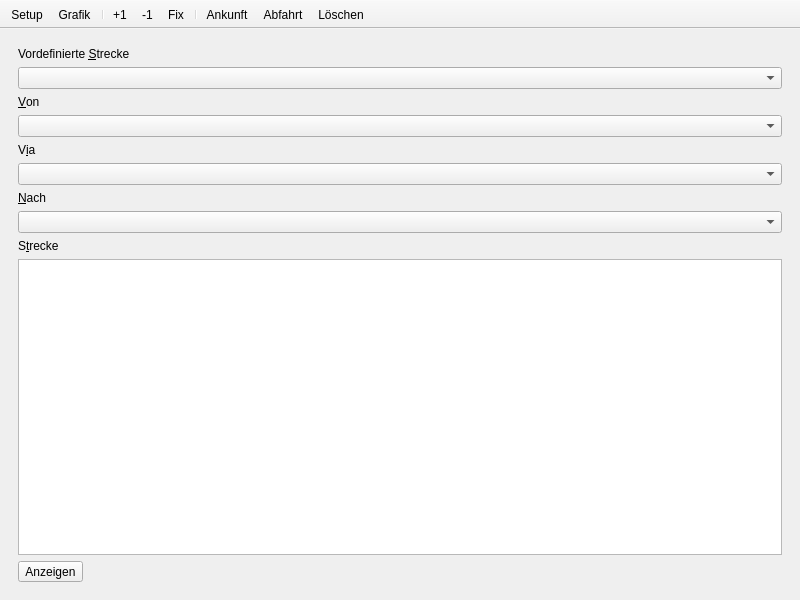
Old version of the form stskit/qt/bildfahrplan.ui in the repository topological-state/stskit.
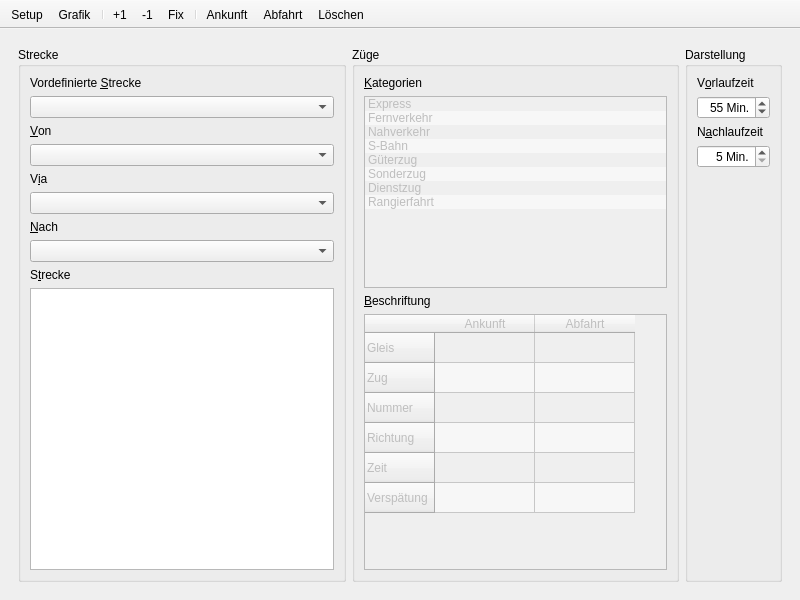
New version of the form. The open tabs and pages were chosen to show the change. Icons and pictures are not drawn.

```diff
--- a/stskit/qt/bildfahrplan.ui
+++ b/stskit/qt/bildfahrplan.ui
@@ -21,9 +21,17 @@
        <number>1</number>
       </property>
       <widget class="QWidget" name="settings_page">
+       <layout class="QHBoxLayout" name="horizontalLayout_3">
+        <item>
        <layout class="QHBoxLayout" name="horizontalLayout_2">
         <item>
-         <layout class="QVBoxLayout" name="settings_layout">
+           <widget class="QGroupBox" name="strecke_group">
+            <property name="title">
+             <string>Strecke</string>
+            </property>
+            <layout class="QVBoxLayout" name="verticalLayout_4">
+             <item>
+              <layout class="QVBoxLayout" name="strecke_layout">
           <item>
            <widget class="QLabel" name="vordefiniert_label">
             <property name="text">
@@ -91,22 +99,361 @@
             <property name="alternatingRowColors">
              <bool>true</bool>
             </property>
-           </widget>
-          </item>
+                 <property name="selectionBehavior">
+                  <enum>QAbstractItemView::SelectRows</enum>
+                 </property>
+                </widget>
+               </item>
+              </layout>
+             </item>
+            </layout>
+           </widget>
+          </item>
           <item>
-           <widget class="QToolButton" name="display_button">
+           <widget class="QGroupBox" name="zuege_group">
+            <property name="title">
+             <string>Züge</string>
+            </property>
+            <layout class="QVBoxLayout" name="verticalLayout_7">
+             <item>
+              <layout class="QVBoxLayout" name="zuege_layout">
+               <item>
+                <widget class="QLabel" name="kategorien_label">
+                 <property name="text">
+                  <string>&amp;Kategorien</string>
+                 </property>
+                 <property name="buddy">
+                  <cstring>kategorien_list</cstring>
+                 </property>
+                </widget>
+               </item>
+               <item>
+                <widget class="QListWidget" name="kategorien_list">
+                 <property name="enabled">
+                  <bool>false</bool>
+                 </property>
             <property name="sizePolicy">
-             <sizepolicy hsizetype="Fixed" vsizetype="Fixed">
+                  <sizepolicy hsizetype="Expanding" vsizetype="Preferred">
               <horstretch>0</horstretch>
               <verstretch>0</verstretch>
              </sizepolicy>
             </property>
+                 <property name="alternatingRowColors">
+                  <bool>true</bool>
+                 </property>
+                 <property name="selectionBehavior">
+                  <enum>QAbstractItemView::SelectRows</enum>
+                 </property>
+                 <item>
             <property name="text">
-             <string>Anzeigen</string>
-            </property>
-            <property name="toolButtonStyle">
-             <enum>Qt::ToolButtonTextBesideIcon</enum>
-            </property>
+                   <string>Express</string>
+                  </property>
+                 </item>
+                 <item>
+                  <property name="text">
+                   <string>Fernverkehr</string>
+                  </property>
+                 </item>
+                 <item>
+                  <property name="text">
+                   <string>Nahverkehr</string>
+                  </property>
+                 </item>
+                 <item>
+                  <property name="text">
+                   <string>S-Bahn</string>
+                  </property>
+                 </item>
+                 <item>
+                  <property name="text">
+                   <string>Güterzug</string>
+                  </property>
+                 </item>
+                 <item>
+                  <property name="text">
+                   <string>Sonderzug</string>
+                  </property>
+                 </item>
+                 <item>
+                  <property name="text">
+                   <string>Dienstzug</string>
+                  </property>
+                 </item>
+                 <item>
+                  <property name="text">
+                   <string>Rangierfahrt</string>
+                  </property>
+                 </item>
+                </widget>
+               </item>
+               <item>
+                <widget class="QLabel" name="beschriftung_label">
+                 <property name="text">
+                  <string>&amp;Beschriftung</string>
+                 </property>
+                 <property name="buddy">
+                  <cstring>beschriftung_table</cstring>
+                 </property>
+                </widget>
+               </item>
+               <item>
+                <widget class="QTableWidget" name="beschriftung_table">
+                 <property name="enabled">
+                  <bool>false</bool>
+                 </property>
+                 <property name="alternatingRowColors">
+                  <bool>true</bool>
+                 </property>
+                 <property name="selectionMode">
+                  <enum>QAbstractItemView::NoSelection</enum>
+                 </property>
+                 <row>
+                  <property name="text">
+                   <string>Gleis</string>
+                  </property>
+                 </row>
+                 <row>
+                  <property name="text">
+                   <string>Zug</string>
+                  </property>
+                 </row>
+                 <row>
+                  <property name="text">
+                   <string>Nummer</string>
+                  </property>
+                 </row>
+                 <row>
+                  <property name="text">
+                   <string>Richtung</string>
+                  </property>
+                 </row>
+                 <row>
+                  <property name="text">
+                   <string>Zeit</string>
+                  </property>
+                 </row>
+                 <row>
+                  <property name="text">
+                   <string>Verspätung</string>
+                  </property>
+                 </row>
+                 <column>
+                  <property name="text">
+                   <string>Ankunft</string>
+                  </property>
+                 </column>
+                 <column>
+                  <property name="text">
+                   <string>Abfahrt</string>
+                  </property>
+                 </column>
+                 <item row="0" column="0">
+                  <property name="text">
+                   <string/>
+                  </property>
+                  <property name="checkState">
+                   <enum>Unchecked</enum>
+                  </property>
+                  <property name="flags">
+                   <set>ItemIsUserCheckable|ItemIsEnabled</set>
+                  </property>
+                 </item>
+                 <item row="0" column="1">
+                  <property name="text">
+                   <string/>
+                  </property>
+                  <property name="checkState">
+                   <enum>Unchecked</enum>
+                  </property>
+                  <property name="flags">
+                   <set>ItemIsUserCheckable|ItemIsEnabled</set>
+                  </property>
+                 </item>
+                 <item row="1" column="0">
+                  <property name="text">
+                   <string/>
+                  </property>
+                  <property name="checkState">
+                   <enum>Unchecked</enum>
+                  </property>
+                  <property name="flags">
+                   <set>ItemIsUserCheckable|ItemIsEnabled</set>
+                  </property>
+                 </item>
+                 <item row="1" column="1">
+                  <property name="text">
+                   <string/>
+                  </property>
+                  <property name="checkState">
+                   <enum>Unchecked</enum>
+                  </property>
+                  <property name="flags">
+                   <set>ItemIsUserCheckable|ItemIsEnabled</set>
+                  </property>
+                 </item>
+                 <item row="2" column="0">
+                  <property name="flags">
+                   <set>ItemIsUserCheckable|ItemIsEnabled</set>
+                  </property>
+                 </item>
+                 <item row="3" column="0">
+                  <property name="text">
+                   <string/>
+                  </property>
+                  <property name="checkState">
+                   <enum>Unchecked</enum>
+                  </property>
+                  <property name="flags">
+                   <set>ItemIsUserCheckable|ItemIsEnabled</set>
+                  </property>
+                 </item>
+                 <item row="3" column="1">
+                  <property name="text">
+                   <string/>
+                  </property>
+                  <property name="checkState">
+                   <enum>Unchecked</enum>
+                  </property>
+                  <property name="flags">
+                   <set>ItemIsUserCheckable|ItemIsEnabled</set>
+                  </property>
+                 </item>
+                 <item row="4" column="0">
+                  <property name="text">
+                   <string/>
+                  </property>
+                  <property name="checkState">
+                   <enum>Unchecked</enum>
+                  </property>
+                  <property name="flags">
+                   <set>ItemIsUserCheckable|ItemIsEnabled</set>
+                  </property>
+                 </item>
+                 <item row="4" column="1">
+                  <property name="text">
+                   <string/>
+                  </property>
+                  <property name="checkState">
+                   <enum>Unchecked</enum>
+                  </property>
+                  <property name="flags">
+                   <set>ItemIsUserCheckable|ItemIsEnabled</set>
+                  </property>
+                 </item>
+                 <item row="5" column="0">
+                  <property name="text">
+                   <string/>
+                  </property>
+                  <property name="checkState">
+                   <enum>Unchecked</enum>
+                  </property>
+                  <property name="flags">
+                   <set>ItemIsUserCheckable|ItemIsEnabled</set>
+                  </property>
+                 </item>
+                 <item row="5" column="1">
+                  <property name="text">
+                   <string/>
+                  </property>
+                  <property name="checkState">
+                   <enum>Unchecked</enum>
+                  </property>
+                  <property name="flags">
+                   <set>ItemIsUserCheckable|ItemIsEnabled</set>
+                  </property>
+                 </item>
+                </widget>
+               </item>
+              </layout>
+             </item>
+            </layout>
+           </widget>
+          </item>
+          <item>
+           <widget class="QGroupBox" name="darstellung_group">
+            <property name="title">
+             <string>Darstellung</string>
+            </property>
+            <layout class="QVBoxLayout" name="verticalLayout_5">
+             <item>
+              <layout class="QVBoxLayout" name="darstellung_layout">
+               <item>
+                <widget class="QLabel" name="vorlaufzeit_label">
+                 <property name="text">
+                  <string>V&amp;orlaufzeit</string>
+                 </property>
+                 <property name="buddy">
+                  <cstring>vorlaufzeit_spin</cstring>
+                 </property>
+                </widget>
+               </item>
+               <item>
+                <widget class="QSpinBox" name="vorlaufzeit_spin">
+                 <property name="alignment">
+                  <set>Qt::AlignRight|Qt::AlignTrailing|Qt::AlignVCenter</set>
+                 </property>
+                 <property name="suffix">
+                  <string> Min.</string>
+                 </property>
+                 <property name="minimum">
+                  <number>15</number>
+                 </property>
+                 <property name="maximum">
+                  <number>120</number>
+                 </property>
+                 <property name="singleStep">
+                  <number>5</number>
+                 </property>
+                 <property name="value">
+                  <number>55</number>
+                 </property>
+                </widget>
+               </item>
+               <item>
+                <widget class="QLabel" name="nachlaufzeit_label">
+                 <property name="text">
+                  <string>N&amp;achlaufzeit</string>
+                 </property>
+                 <property name="buddy">
+                  <cstring>nachlaufzeit_spin</cstring>
+                 </property>
+                </widget>
+               </item>
+               <item>
+                <widget class="QSpinBox" name="nachlaufzeit_spin">
+                 <property name="alignment">
+                  <set>Qt::AlignRight|Qt::AlignTrailing|Qt::AlignVCenter</set>
+                 </property>
+                 <property name="suffix">
+                  <string> Min.</string>
+                 </property>
+                 <property name="minimum">
+                  <number>5</number>
+                 </property>
+                 <property name="maximum">
+                  <number>120</number>
+                 </property>
+                 <property name="singleStep">
+                  <number>5</number>
+                 </property>
+                 <property name="value">
+                  <number>5</number>
+                 </property>
+                </widget>
+               </item>
+               <item>
+                <widget class="QWidget" name="darstellung_stretch" native="true">
+                 <property name="sizePolicy">
+                  <sizepolicy hsizetype="Preferred" vsizetype="Expanding">
+                   <horstretch>0</horstretch>
+                   <verstretch>0</verstretch>
+                  </sizepolicy>
+                 </property>
+                </widget>
+               </item>
+              </layout>
+             </item>
+            </layout>
            </widget>
           </item>
          </layout>
```
Left out of the diff: 20 changed lines with no effect on the pictures. Lines whose indentation alone changed are shown as unchanged.
